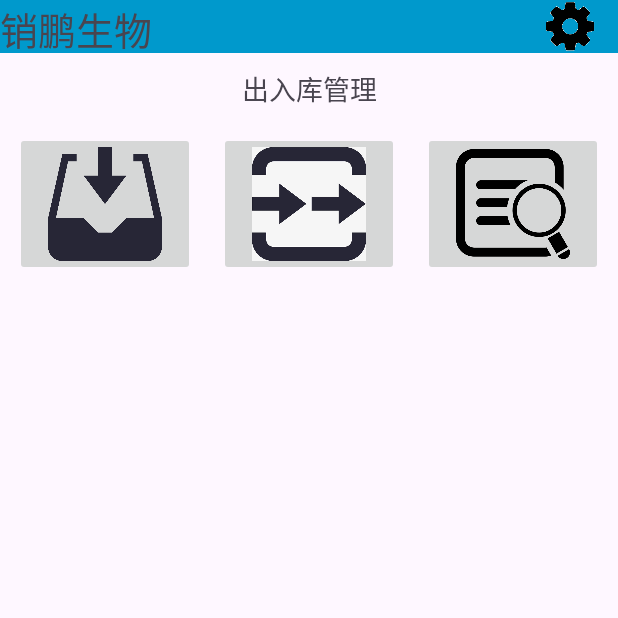
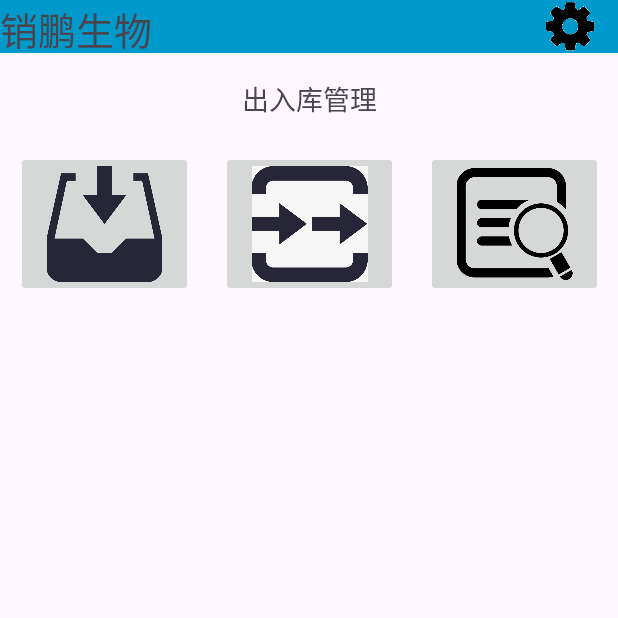
Before and after one commit to nezaking/XPbiomedPDA, an Android app: the MainActivity screen opened directly, with no data from a screen before it, on a phone screen of 412 x 824 dp, the top half of it. Run offline under Robolectric (Android 15) with nearby library versions, the phone set to English and light mode, and no system bars.

Commit message:
更新飞书

```diff
--- a/app/build.gradle
+++ b/app/build.gradle
@@ -33,7 +33,9 @@ dependencies {
     implementation 'androidx.appcompat:appcompat:1.6.1'
     implementation 'com.google.android.material:material:1.10.0'
     implementation 'androidx.constraintlayout:constraintlayout:2.1.4'
+    implementation 'com.growingio.android:okhttp3:3.5.3'
     testImplementation 'junit:junit:4.13.2'
     androidTestImplementation 'androidx.test.ext:junit:1.1.5'
     androidTestImplementation 'androidx.test.espresso:espresso-core:3.5.1'
+    implementation 'com.squareup.okhttp3:okhttp:3.10.0'
 }
--- a/app/src/main/res/layout/activity_main.xml
+++ b/app/src/main/res/layout/activity_main.xml
@@ -42,12 +42,13 @@
         android:layout_below="@id/topMenuBar"
         android:layout_marginTop="10dp"
         android:layout_marginBottom="10dp"
+        android:padding="5dp"
         android:orientation="horizontal">
 
         <TextView
             android:id="@+id/title1"
             android:layout_width="match_parent"
-            android:layout_height="wrap_content"
+            android:layout_height="30dp"
             android:gravity="center"
             android:text="出入库管理"
             android:textSize="18sp" />
@@ -71,12 +72,12 @@
             android:layout_height="100dp"
             android:layout_below="@+id/topMenuBar"
             android:columnCount="3"
-            android:padding="2dp"
+            android:padding="1dp"
             android:rowCount="1">
 
             <ImageButton
                 android:id="@+id/inBoundButton"
-                android:layout_width="120dp"
+                android:layout_width="118dp"
                 android:layout_height="match_parent"
                 android:layout_columnWeight="1"
                 android:layout_gravity="center_horizontal"
@@ -85,7 +86,7 @@
 
             <ImageButton
                 android:id="@+id/outBoundButton"
-                android:layout_width="120dp"
+                android:layout_width="118dp"
                 android:layout_height="match_parent"
                 android:layout_columnWeight="1"
                 android:layout_gravity="center_horizontal"
@@ -94,7 +95,7 @@
 
             <ImageButton
                 android:id="@+id/checkBoundButton"
-                android:layout_width="120dp"
+                android:layout_width="118dp"
                 android:layout_height="match_parent"
                 android:layout_columnWeight="1"
                 android:layout_gravity="center_horizontal"
```
Also changed, not shown: app/src/main/java/com/xpbiomed/xppda/InboundActivity.java (+133 -0 lines).
